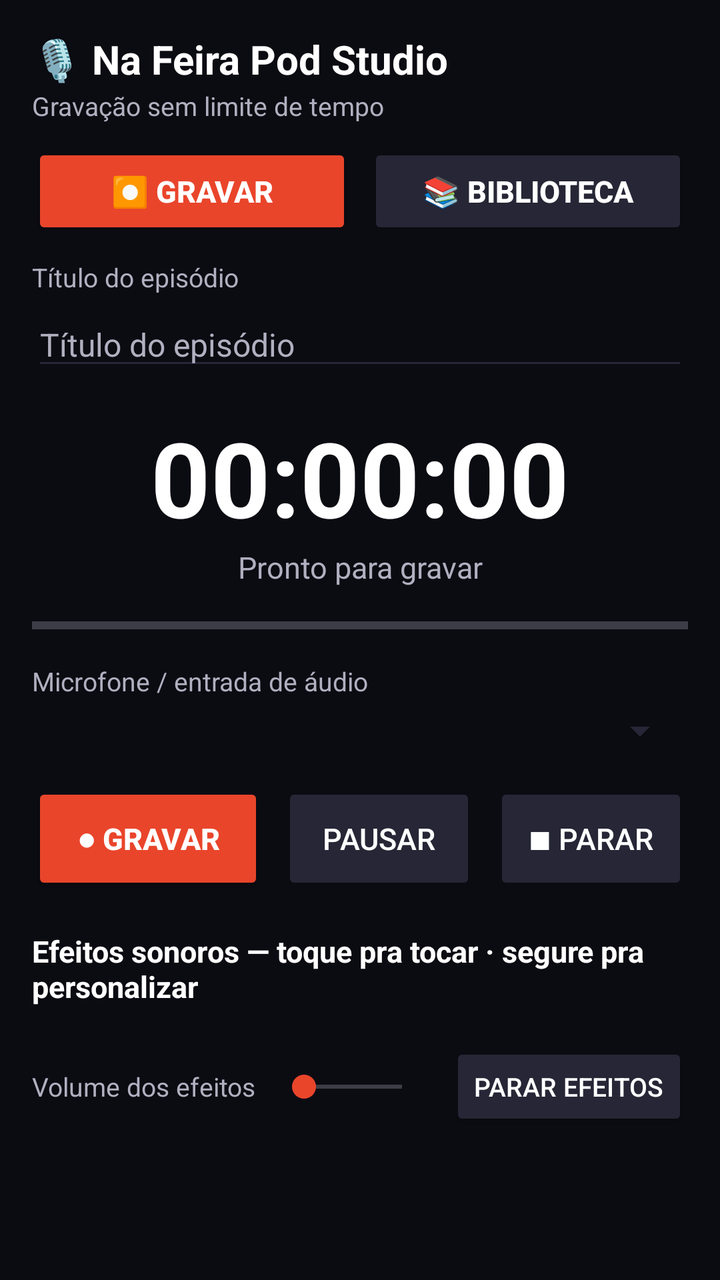
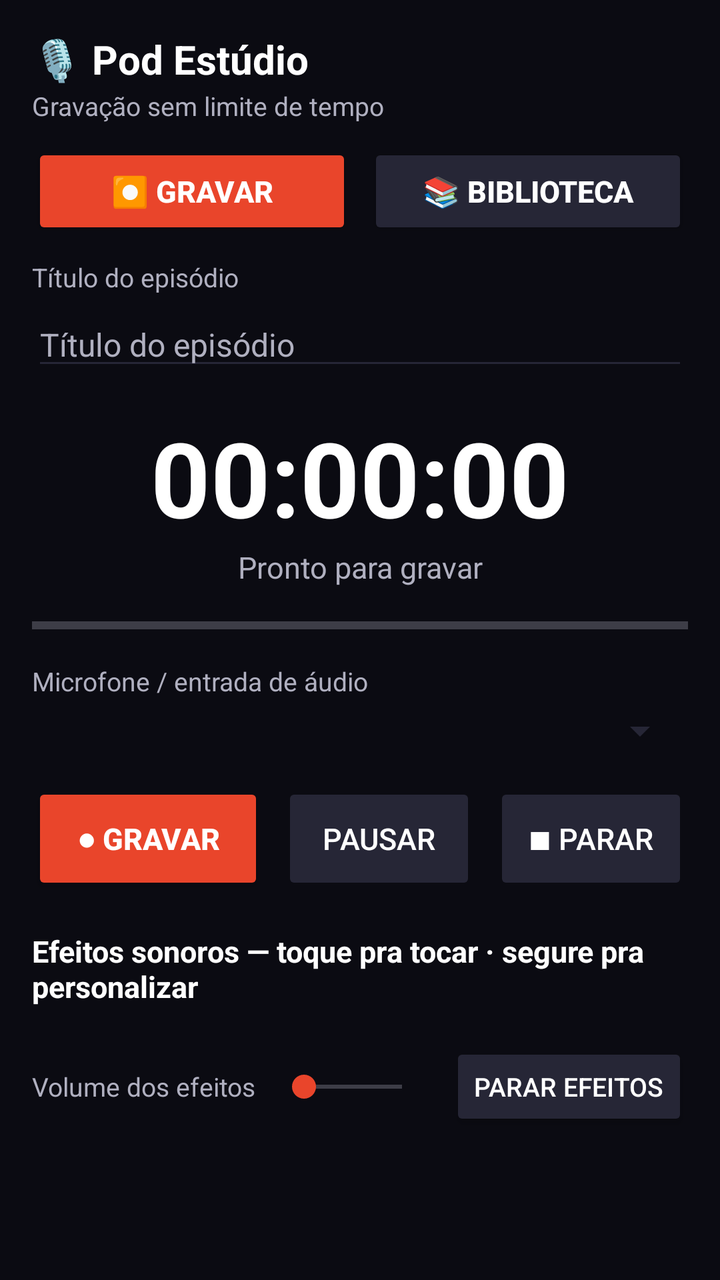

An Android layout rendered at two revisions. The XML below is the earlier revision; the diff shows what the commit changed to produce the second picture.
<!-- AndroidManifest.xml: application theme Theme.PodcastStudio -->
<!-- res/layout/activity_main.xml -->
<?xml version="1.0" encoding="utf-8"?>
<LinearLayout xmlns:android="http://schemas.android.com/apk/res/android"
    android:layout_width="match_parent"
    android:layout_height="match_parent"
    android:background="@color/bg"
    android:orientation="vertical"
    android:paddingStart="16dp"
    android:paddingTop="16dp"
    android:paddingEnd="16dp"
    android:paddingBottom="8dp">

    <TextView
        android:layout_width="wrap_content"
        android:layout_height="wrap_content"
        android:text="🎙️ Na Feira Pod Studio"
        android:textColor="@color/text_primary"
        android:textSize="20sp"
        android:textStyle="bold" />

    <TextView
        android:layout_width="wrap_content"
        android:layout_height="wrap_content"
        android:layout_marginTop="1dp"
        android:text="Gravação sem limite de tempo"
        android:textColor="@color/text_secondary"
        android:textSize="13sp" />

    <LinearLayout
        android:layout_width="match_parent"
        android:layout_height="wrap_content"
        android:layout_marginTop="10dp"
        android:orientation="horizontal">

        <Button
            android:id="@+id/tabRecord"
            android:layout_width="0dp"
            android:layout_height="48dp"
            android:layout_marginEnd="4dp"
            android:layout_weight="1"
            android:backgroundTint="@color/accent"
            android:text="⏺ Gravar"
            android:textColor="#FFFFFF"
            android:textSize="15sp"
            android:textStyle="bold" />

        <Button
            android:id="@+id/tabLibrary"
            android:layout_width="0dp"
            android:layout_height="48dp"
            android:layout_marginStart="4dp"
            android:layout_weight="1"
            android:backgroundTint="@color/surface_light"
            android:text="📚 Biblioteca"
            android:textColor="#FFFFFF"
            android:textSize="15sp"
            android:textStyle="bold" />
    </LinearLayout>

    <FrameLayout
        android:layout_width="match_parent"
        android:layout_height="0dp"
        android:layout_marginTop="10dp"
        android:layout_weight="1">

        <ScrollView
            android:id="@+id/pageRecord"
            android:layout_width="match_parent"
            android:layout_height="match_parent"
            android:fillViewport="true">

            <LinearLayout
                android:layout_width="match_parent"
                android:layout_height="wrap_content"
                android:orientation="vertical"
                android:paddingBottom="8dp">

                <TextView
                    android:layout_width="wrap_content"
                    android:layout_height="wrap_content"
                    android:text="Título do episódio"
                    android:textColor="@color/text_secondary"
                    android:textSize="13sp" />

                <EditText
                    android:id="@+id/etTitle"
                    android:layout_width="match_parent"
                    android:layout_height="wrap_content"
                    android:layout_marginTop="4dp"
                    android:backgroundTint="@color/surface_light"
                    android:hint="Título do episódio"
                    android:inputType="text"
                    android:maxLines="1"
                    android:textColor="@color/text_primary"
                    android:textColorHint="@color/text_secondary"
                    android:textSize="16sp" />

                <TextView
                    android:id="@+id/tvTimer"
                    android:layout_width="match_parent"
                    android:layout_height="wrap_content"
                    android:layout_marginTop="14dp"
                    android:gravity="center"
                    android:text="00:00:00"
                    android:textColor="@color/text_primary"
                    android:textSize="52sp"
                    android:textStyle="bold" />

                <TextView
                    android:id="@+id/tvStatus"
                    android:layout_width="match_parent"
                    android:layout_height="wrap_content"
                    android:gravity="center"
                    android:text="Pronto para gravar"
                    android:textColor="@color/text_secondary"
                    android:textSize="15sp" />

                <ProgressBar
                    android:id="@+id/pbLevel"
                    style="?android:attr/progressBarStyleHorizontal"
                    android:layout_width="match_parent"
                    android:layout_height="14dp"
                    android:layout_marginTop="12dp"
                    android:max="32767"
                    android:progress="0"
                    android:progressTint="@color/level_green" />

                <TextView
                    android:layout_width="wrap_content"
                    android:layout_height="wrap_content"
                    android:layout_marginTop="12dp"
                    android:text="Microfone / entrada de áudio"
                    android:textColor="@color/text_secondary"
                    android:textSize="13sp" />

                <Spinner
                    android:id="@+id/spDevice"
                    android:layout_width="match_parent"
                    android:layout_height="wrap_content"
                    android:layout_marginTop="4dp"
                    android:backgroundTint="@color/surface_light" />

                <LinearLayout
                    android:layout_width="match_parent"
                    android:layout_height="wrap_content"
                    android:layout_marginTop="14dp"
                    android:orientation="horizontal">

                    <Button
                        android:id="@+id/btnRecord"
                        android:layout_width="0dp"
                        android:layout_height="56dp"
                        android:layout_marginEnd="6dp"
                        android:layout_weight="1.2"
                        android:backgroundTint="@color/accent"
                        android:text="● Gravar"
                        android:textColor="#FFFFFF"
                        android:textSize="15sp"
                        android:textStyle="bold" />

                    <Button
                        android:id="@+id/btnPause"
                        android:layout_width="0dp"
                        android:layout_height="56dp"
                        android:layout_marginStart="3dp"
                        android:layout_marginEnd="3dp"
                        android:layout_weight="1"
                        android:backgroundTint="@color/surface_light"
                        android:enabled="false"
                        android:text="Pausar"
                        android:textColor="#FFFFFF"
                        android:textSize="15sp" />

                    <Button
                        android:id="@+id/btnStop"
                        android:layout_width="0dp"
                        android:layout_height="56dp"
                        android:layout_marginStart="6dp"
                        android:layout_weight="1"
                        android:backgroundTint="@color/surface_light"
                        android:enabled="false"
                        android:text="■ Parar"
                        android:textColor="#FFFFFF"
                        android:textSize="15sp" />
                </LinearLayout>

                <TextView
                    android:layout_width="wrap_content"
                    android:layout_height="wrap_content"
                    android:layout_marginTop="18dp"
                    android:text="Efeitos sonoros — toque pra tocar · segure pra personalizar"
                    android:textColor="@color/text_primary"
                    android:textSize="15sp"
                    android:textStyle="bold" />

                <GridLayout
                    android:id="@+id/gridPads"
                    android:layout_width="match_parent"
                    android:layout_height="wrap_content"
                    android:layout_marginTop="8dp"
                    android:columnCount="4" />

                <LinearLayout
                    android:layout_width="match_parent"
                    android:layout_height="wrap_content"
                    android:layout_marginTop="10dp"
                    android:gravity="center_vertical"
                    android:orientation="horizontal">

                    <TextView
                        android:layout_width="wrap_content"
                        android:layout_height="wrap_content"
                        android:text="Volume dos efeitos"
                        android:textColor="@color/text_secondary"
                        android:textSize="13sp" />

                    <SeekBar
                        android:id="@+id/seekFx"
                        android:layout_width="0dp"
                        android:layout_height="wrap_content"
                        android:layout_marginStart="8dp"
                        android:layout_marginEnd="8dp"
                        android:layout_weight="1"
                        android:max="100" />

                    <Button
                        android:id="@+id/btnStopFx"
                        android:layout_width="wrap_content"
                        android:layout_height="44dp"
                        android:backgroundTint="@color/surface_light"
                        android:text="Parar efeitos"
                        android:textColor="#FFFFFF"
                        android:textSize="13sp" />
                </LinearLayout>
            </LinearLayout>
        </ScrollView>

        <LinearLayout
            android:id="@+id/pageLibrary"
            android:layout_width="match_parent"
            android:layout_height="match_parent"
            android:orientation="vertical"
            android:visibility="gone">

            <TextView
                android:layout_width="wrap_content"
                android:layout_height="wrap_content"
                android:text="Biblioteca de episódios"
                android:textColor="@color/text_primary"
                android:textSize="17sp"
                android:textStyle="bold" />

            <TextView
                android:id="@+id/tvEmpty"
                android:layout_width="match_parent"
                android:layout_height="wrap_content"
                android:layout_marginTop="8dp"
                android:text="Nenhuma gravação ainda. Toque em Gravar para começar."
                android:textColor="@color/text_secondary"
                android:textSize="14sp"
                android:visibility="gone" />

            <ListView
                android:id="@+id/lvLibrary"
                android:layout_width="match_parent"
                android:layout_height="0dp"
                android:layout_marginTop="8dp"
                android:layout_weight="1"
                android:divider="@color/surface_light"
                android:dividerHeight="1dp" />
        </LinearLayout>
    </FrameLayout>
</LinearLayout>
<!-- resources referenced by this layout -->
<resources>
  <color name="accent">#E9452B</color>
  <color name="bg">#0B0B12</color>
  <color name="level_green">#35D07F</color>
  <color name="surface_light">#262636</color>
  <color name="text_primary">#FFFFFF</color>
  <color name="text_secondary">#B0B0C0</color>
  <style name="Theme.PodcastStudio" parent="android:Theme.Material.NoActionBar">
          <item name="android:windowBackground">@color/bg</item>
          <item name="android:colorAccent">@color/accent</item>
          <item name="android:statusBarColor">@color/bg</item>
          <item name="android:navigationBarColor">@color/bg</item>
          <item name="android:textColorPrimary">@color/text_primary</item>
          <item name="android:textColorSecondary">@color/text_secondary</item>
          <item name="android:windowLightStatusBar">false</item>
      </style>
</resources>

<!-- the commit's change to res/layout/activity_main.xml (unified diff, before → after) -->
@@ -12,7 +12,7 @@
     <TextView
         android:layout_width="wrap_content"
         android:layout_height="wrap_content"
-        android:text="🎙️ Na Feira Pod Studio"
+        android:text="🎙️ Pod Estúdio"
         android:textColor="@color/text_primary"
         android:textSize="20sp"
         android:textStyle="bold" />
